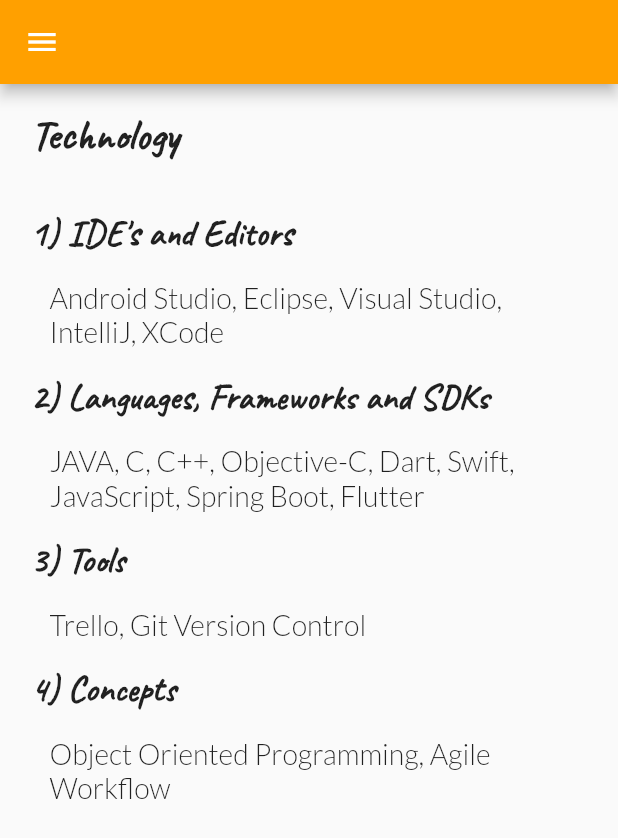
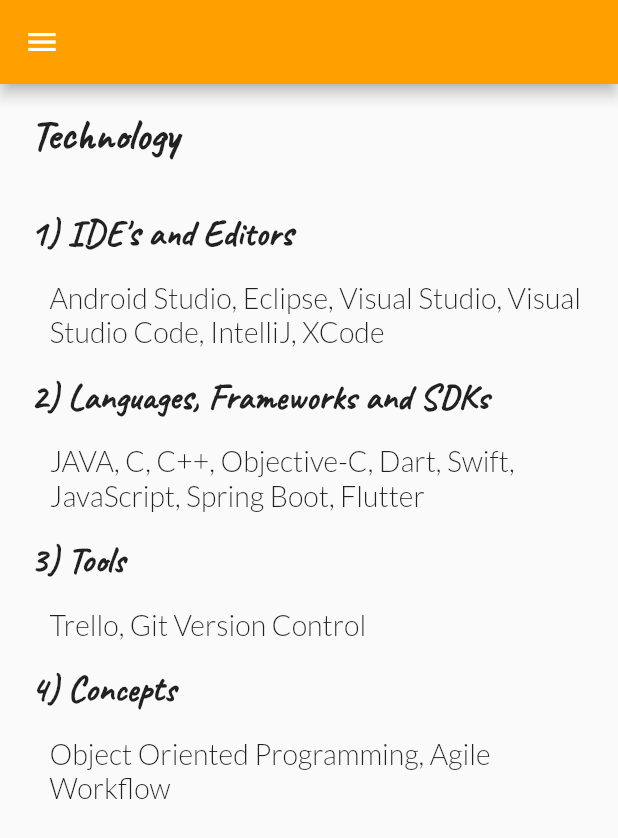
Before and after one commit to IvyLeano/Portfolio, a Flutter app: the TechnologyScreen screen opened directly, on a phone screen of 412 x 824 dp. Shown: the top 838 px of the screen. Run offline on Flutter 3.47's test engine with Material 2 defaults, Android fonts, the phone set to English and light mode, and no system bars.

Commit message:
Update technology description in constants file

```diff
--- a/lib/constants.dart
+++ b/lib/constants.dart
@@ -65,7 +65,7 @@
 
   static const String TECHNOLOGY_HEADER_ONE = "1) IDE's and Editors ";
   static const String TECHNOLOGY_HEADER_ONE_LIST =
-      'Android Studio, Eclipse, Visual Studio, IntelliJ, XCode ';
+      'Android Studio, Eclipse, Visual Studio, Visual Studio Code, IntelliJ, XCode ';
 
   static const String TECHNOLOGY_HEADER_TWO =
       "2) Languages, Frameworks and SDKs ";
```
